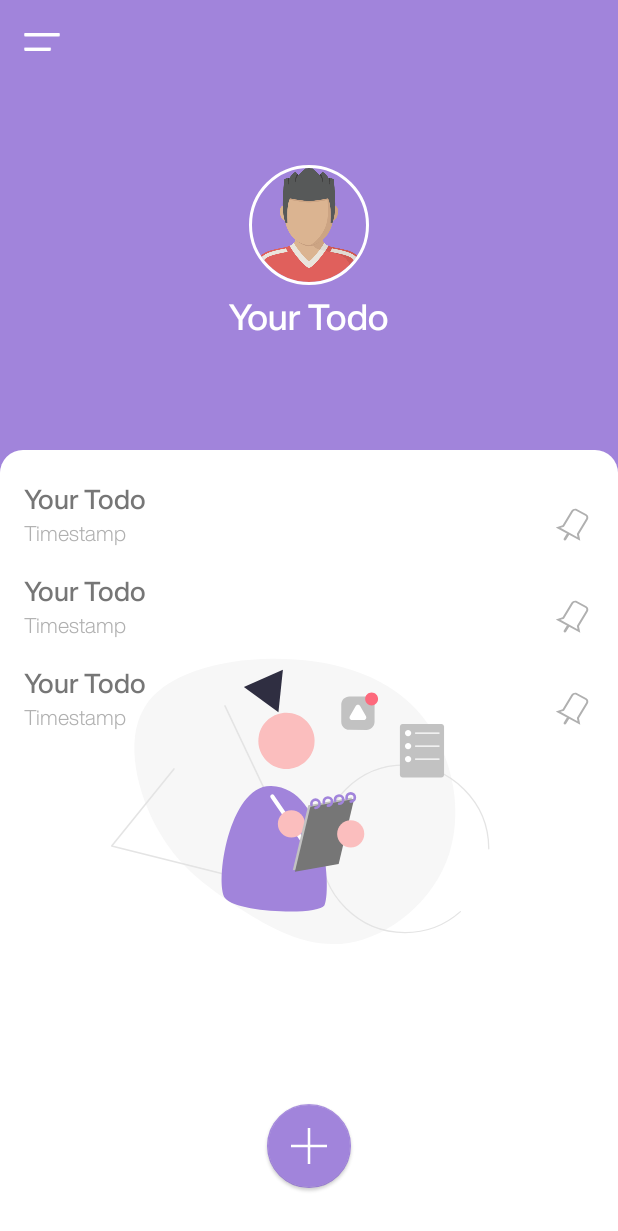
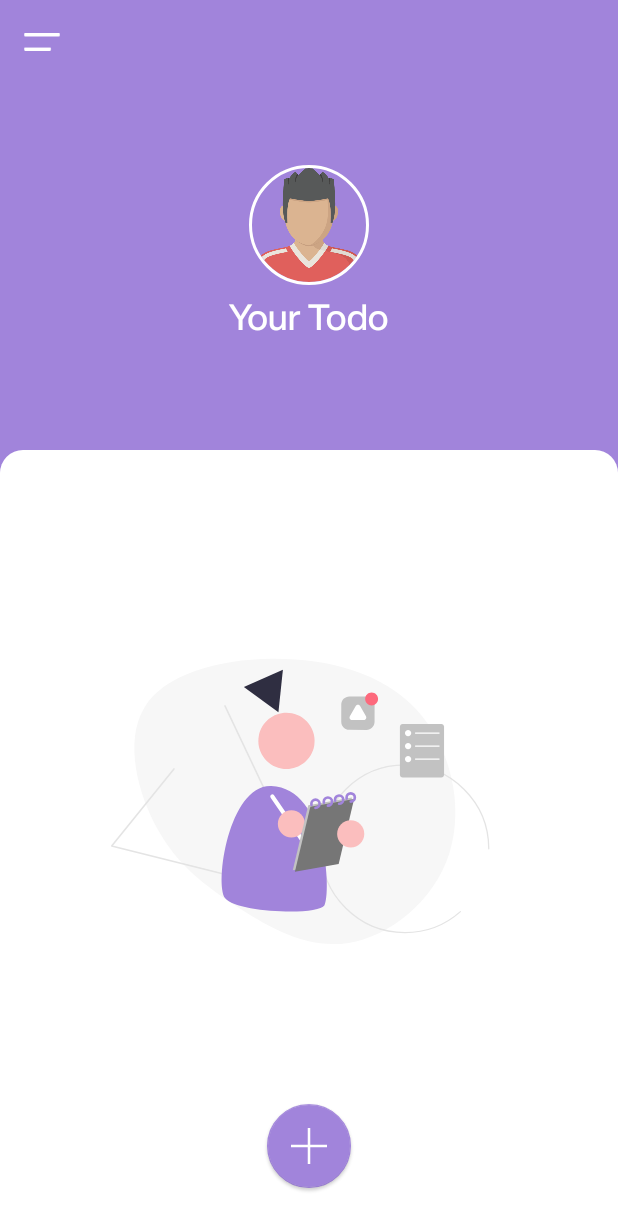
Before and after one commit to DevKish0n/TODO, an Android app: the layout activity_main.xml on its own in the app's theme, with its tools: preview values and no code run, on a phone screen of 412 x 824 dp. Shown: the top 1231 px of the screen. Run offline under Robolectric (Android 15) with nearby library versions, the phone set to English and light mode, and no system bars.

Commit message:
This is second version commit.

```diff
--- a/app/src/main/java/info/pkappstudio/todo/activities/MainActivity.java
+++ b/app/src/main/java/info/pkappstudio/todo/activities/MainActivity.java
@@ -105,12 +105,14 @@ public class MainActivity extends AppCompatActivity {
             if (todos.isEmpty()) {
                 //mNoTodo.setVisibility(View.VISIBLE);
                 mAnimationView.setVisibility(View.VISIBLE);
+                recyclerView.setVisibility(View.GONE);
                 if (checkUser()) {
                     sync();
                 }
             } else {
                 //mNoTodo.setVisibility(View.INVISIBLE);
                 mAnimationView.setVisibility(View.INVISIBLE);
+                recyclerView.setVisibility(View.VISIBLE);
             }
 
             if (checkUser()) {
--- a/app/src/main/res/layout/activity_main.xml
+++ b/app/src/main/res/layout/activity_main.xml
@@ -78,7 +78,8 @@
         android:layout_width="match_parent"
         android:layout_height="match_parent"
         app:layout_behavior="@string/appbar_scrolling_view_behavior"
-        tools:listitem="@layout/child_view" />
+        tools:listitem="@layout/child_view"
+        android:visibility="gone"/>
 
 
 
```
